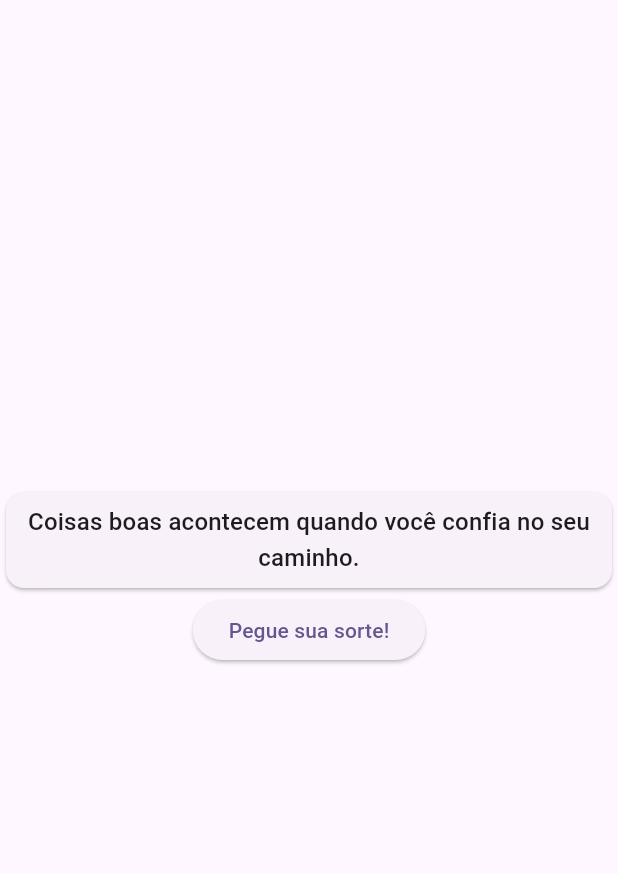
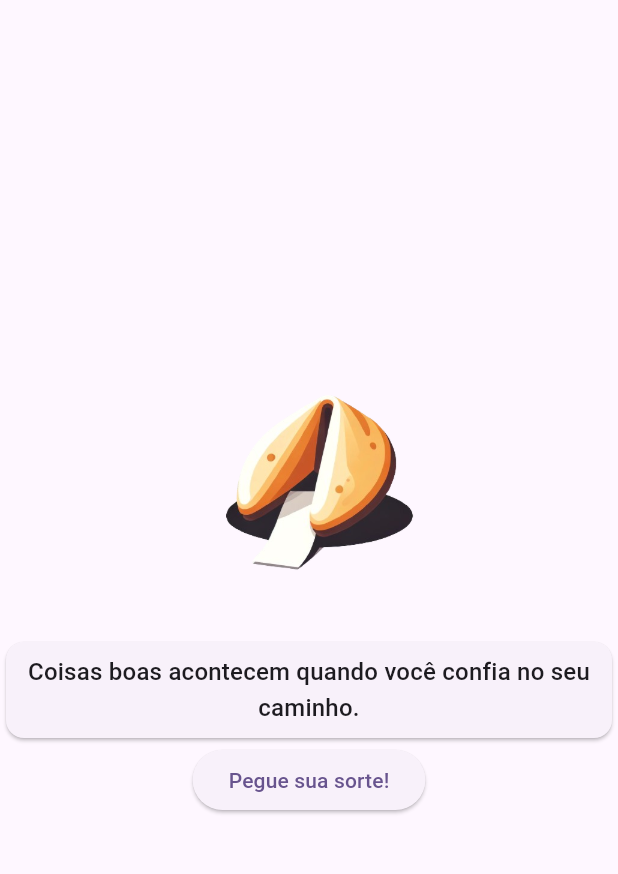
Before and after one commit to camilascholl/biscoito-da-sorte-app, a Flutter app: the screen it shows after launch, on a phone screen of 412 x 824 dp, the part 84-958 px from its top. Run offline on Flutter 3.47's test engine with Material 3 defaults, Android fonts, the phone set to English and light mode, and no system bars.

Commit message:
segundo commit

```diff
--- a/lib/main.dart
+++ b/lib/main.dart
@@ -64,7 +64,11 @@ class _MyHomePageState extends State<MyHomePage> {
         child: Column(
           mainAxisAlignment: MainAxisAlignment.center,
           children: <Widget> [
-
+            Image.asset('assets/images/fortune_cookie.png',
+            width: 200,
+            height: 200,
+            fit: BoxFit.cover,
+            ),
             Card(
               child: Padding(
                   padding: const EdgeInsets.all(8.0),
```
Also changed, not shown: pubspec.yaml (+5 -4 lines), assets/images/fortune_cookie.png (added).
